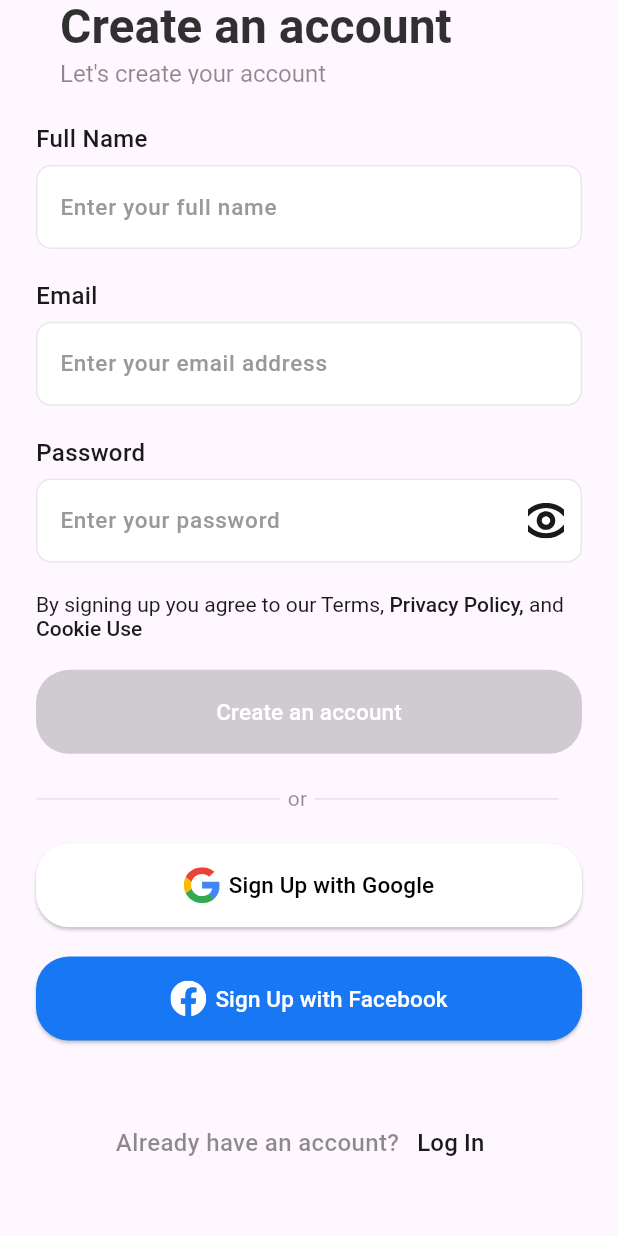
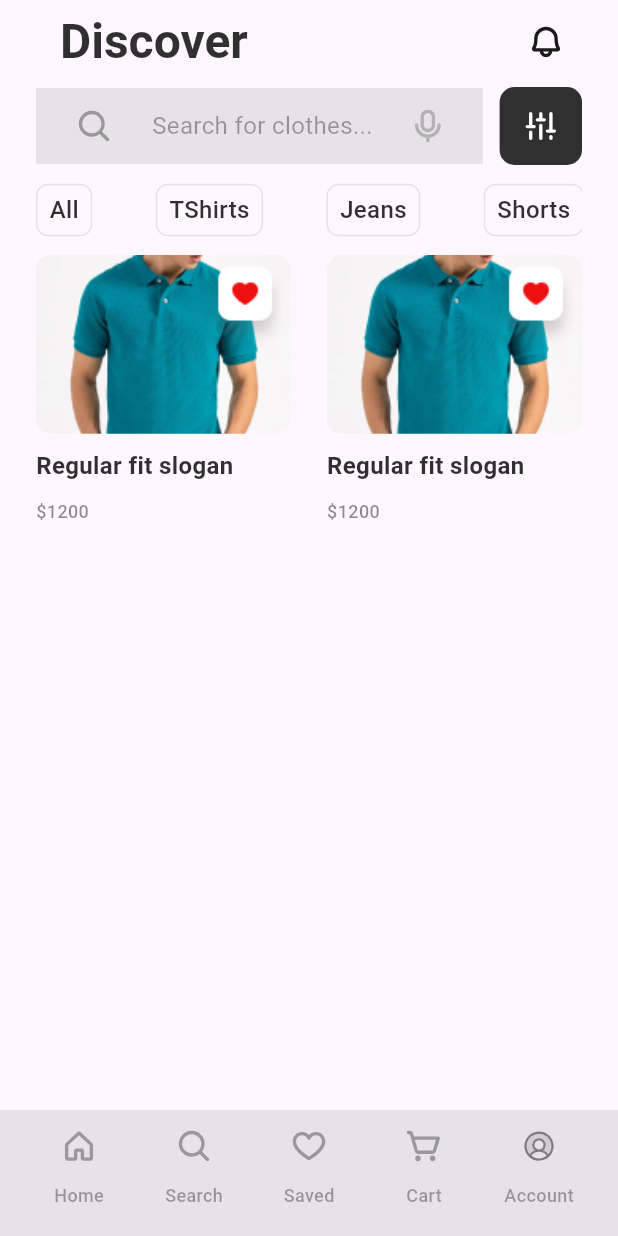
Before and after one commit to ozodbekabdullajonov12/ecommerce_app, a Flutter app: the screen it shows after launch, on a phone screen of 412 x 824 dp. Run offline on Flutter 3.47's test engine with Material 3 defaults, Android fonts, the phone set to English and light mode, and no system bars; our stand-ins replace bloc, dio, equatable, flutter_bloc, flutter_screenutil, flutter_secure_storage and 2 more; Roboto replaces fonts that are missing (General Sans, General sans).

Commit message:
notifications yuklandi

```diff
--- a/lib/core/routing/router.dart
+++ b/lib/core/routing/router.dart
@@ -3,13 +3,16 @@ import 'package:go_router/go_router.dart';
 import 'package:store/core/routing/routes.dart';
 import 'package:store/features/auth/presentation/manager/sign_up/sign_up_bloc.dart';
 import 'package:store/features/auth/presentation/pages/sign_up_view.dart';
+import 'package:store/features/home/presentation/pages/home_view.dart';
+import 'package:store/features/home/presentation/pages/notifications_view.dart';
+import 'package:store/features/home/presentation/pages/search_view.dart';
 import 'package:store/features/onboarding/presentation/pages/onboarding_view.dart';
 import 'package:store/features/onboarding/presentation/pages/splash_screen.dart';
 import 'package:store/main.dart';
 
 final GoRouter router = GoRouter(
   navigatorKey: navigatorKey,
-  initialLocation: Routes.signUp,
+  initialLocation: Routes.home,
   routes: [
     GoRoute(
       path: Routes.onboarding,
@@ -27,5 +30,11 @@ final GoRouter router = GoRouter(
       path: Routes.splashScreen,
       builder: (context, state) => SplashScreen(),
     ),
+    GoRoute(path: Routes.home, builder: (context, state) => HomeView()),
+    GoRoute(path: Routes.search, builder: (context, state) => SearchView()),
+    GoRoute(
+      path: Routes.notifications,
+      builder: (context, state) => NotificationsView(),
+    ),
   ],
 );
--- a/lib/core/routing/routes.dart
+++ b/lib/core/routing/routes.dart
@@ -3,4 +3,7 @@ class Routes {
   static const login = '/login';
   static const signUp = '/sign-up';
   static const splashScreen = '/splash-screen';
+  static const home = '/';
+  static const search = '/search';
+  static const notifications = '/notifications';
 }
--- /dev/null
+++ b/lib/features/home/presentation/pages/home_view.dart
@@ -0,0 +1,23 @@
+import 'package:flutter/material.dart';
+import 'package:store/features/home/presentation/widgets/ecommerce_bottom_navigation_bar.dart';
+import 'package:store/features/home/presentation/widgets/home_view_app_bar.dart';
+import 'package:store/features/home/presentation/widgets/home_view_item.dart';
+
+class HomeView extends StatelessWidget {
+  const HomeView({super.key});
+
+  @override
+  Widget build(BuildContext context) {
+    return Scaffold(
+      appBar: HomeViewAppBar(),
+      body: Padding(
+        padding: const EdgeInsets.symmetric(horizontal: 24.0),
+        child: Row(
+          mainAxisAlignment: MainAxisAlignment.spaceBetween,
+          children: [HomeViewItem(), HomeViewItem()],
+        ),
+      ),
+      bottomNavigationBar: EcommerceBottomNavigationBar(),
+    );
+  }
+}
--- /dev/null
+++ b/lib/features/home/presentation/widgets/ecommerce_bottom_navigation_bar.dart
@@ -0,0 +1,118 @@
+import 'package:flutter/material.dart';
+import 'package:flutter_screenutil/flutter_screenutil.dart';
+import 'package:flutter_svg/flutter_svg.dart';
+import 'package:store/core/utils/colors.dart';
+
+class EcommerceBottomNavigationBar extends StatelessWidget {
+  const EcommerceBottomNavigationBar({super.key});
+
+  @override
+  Widget build(BuildContext context) {
+    return Container(
+      height: 86.h,
+      decoration: BoxDecoration(
+        color: AppColors.primary.withValues(alpha: 0.1),
+      ),
+      child: Row(
+        mainAxisAlignment: MainAxisAlignment.spaceEvenly,
+        children: [
+          Column(
+            children: [
+              Column(
+                children: [
+                  IconButton(
+                    onPressed: () {},
+                    icon: SvgPicture.asset("assets/icons/home.svg"),
+                  ),
+                  Text(
+                    "Home",
+                    style: TextStyle(
+                      color: AppColors.primary.withValues(alpha: 0.4),
+                      fontSize: 12,
+                      fontFamily: "General Sans",
+                      fontWeight: FontWeight.w500,
+                    ),
+                  ),
+                ],
+              ),
+            ],
+          ),
+          Column(
+            children: [
+              IconButton(
+                onPressed: () {},
+                icon: SvgPicture.asset("assets/icons/search.svg"),
+              ),
+              Text(
+                "Search",
+                style: TextStyle(
+                  color: AppColors.primary.withValues(alpha: 0.4),
+                  fontSize: 12,
+                  fontFamily: "General Sans",
+                  fontWeight: FontWeight.w500,
+                ),
+              ),
+            ],
+          ),
+          Column(
+            children: [
+              IconButton(
+                onPressed: () {},
+                icon: SvgPicture.asset("assets/icons/saved.svg"),
+              ),
+              Text(
+                "Saved",
+                style: TextStyle(
+                  color: AppColors.primary.withValues(alpha: 0.4),
+                  fontSize: 12,
+                  fontFamily: "General Sans",
+                  fontWeight: FontWeight.w500,
+                ),
+              ),
+            ],
+          ),
+          Column(
+            children: [
+              IconButton(
+                onPressed: () {},
+                icon: SvgPicture.asset("assets/icons/cart.svg"),
+              ),
+              Text(
+                "Cart",
+                style: TextStyle(
+                  color: AppColors.primary.withValues(alpha: 0.4),
+                  fontSize: 12,
+                  fontFamily: "General Sans",
+                  fontWeight: FontWeight.w500,
+                ),
+              ),
+            ],
+          ),
+          Column(
+            children: [
+              IconButton(
+                onPressed: () {},
+                icon: SvgPicture.asset(
+                  "assets/icons/account.svg",
+                  colorFilter: ColorFilter.mode(
+                    AppColors.primary.withValues(alpha: 0.5),
+                    BlendMode.srcIn,
+                  ),
+                ),
+              ),
+              Text(
+                "Account",
+                style: TextStyle(
+                  color: AppColors.primary.withValues(alpha: 0.4),
+                  fontSize: 12,
+                  fontFamily: "General Sans",
+                  fontWeight: FontWeight.w500,
+                ),
+              ),
+            ],
+          ),
+        ],
+      ),
+    );
+  }
+}
--- /dev/null
+++ b/lib/features/home/presentation/widgets/home_view_app_bar.dart
@@ -0,0 +1,130 @@
+import 'package:flutter/material.dart';
+import 'package:flutter_screenutil/flutter_screenutil.dart';
+import 'package:flutter_svg/svg.dart';
+import 'package:go_router/go_router.dart';
+import 'package:store/core/routing/routes.dart';
+import 'package:store/core/utils/colors.dart';
+
+class HomeViewAppBar extends StatelessWidget implements PreferredSizeWidget {
+  HomeViewAppBar({super.key});
+
+  List<String> type = ["All", "TShirts", "Jeans", "Shorts", "Shoes"];
+
+  @override
+  Size get preferredSize => const Size(double.infinity, 170);
+
+  @override
+  Widget build(BuildContext context) {
+    return Padding(
+      padding: const EdgeInsets.symmetric(horizontal: 24.0),
+      child: AppBar(
+        title: Text(
+          "Discover",
+          style: TextStyle(
+            color: AppColors.primary.withValues(alpha: 0.9),
+            fontWeight: FontWeight.w600,
+            fontSize: 32,
+          ),
+        ),
+        actions: [
+          IconButton(
+            icon: SvgPicture.asset("assets/icons/notification.svg"),
+            onPressed: () {
+              context.push(Routes.notifications);
+            },
+          ),
+        ],
+        bottom: PreferredSize(
+          preferredSize: Size(double.infinity, 160),
+          child: Column(
+            crossAxisAlignment: CrossAxisAlignment.start,
+            children: [
+              Row(
+                mainAxisAlignment: MainAxisAlignment.spaceBetween,
+                children: [
+                  GestureDetector(
+                    onTap: () {
+                      context.push(Routes.search);
+                    },
+                    child: Container(
+                      width: 282.w,
+                      height: 52.h,
+                      decoration: BoxDecoration(
+                        color: AppColors.primary.withValues(alpha: 0.1),
+                      ),
+                      child: Row(
+                        mainAxisAlignment: MainAxisAlignment.spaceEvenly,
+                        children: [
+                          SvgPicture.asset("assets/icons/search.svg"),
+                          Text(
+                            "Search for clothes...",
+                            style: TextStyle(
+                              color: AppColors.primary.withValues(alpha: 0.4),
+                              fontWeight: FontWeight.w400,
+                              fontFamily: "General Sans",
+                              fontSize: 16,
+                            ),
+                          ),
+                          SvgPicture.asset("assets/icons/microphone.svg"),
+                        ],
+                      ),
+                    ),
+                  ),
+                  GestureDetector(
+                    onTap: () {},
+                    child: Container(
+                      width: 52.w,
+                      height: 52,
+                      decoration: BoxDecoration(
+                        color: AppColors.primary.withValues(alpha: 0.9),
+                        borderRadius: BorderRadius.circular(10),
+                      ),
+                      child: Center(
+                        child: SvgPicture.asset("assets/icons/filters.svg"),
+                      ),
+                    ),
+                  ),
+                ],
+              ),
+              SizedBox(
+                height: 60,
+                child: ListView.builder(
+                  itemCount: type.length,
+                  scrollDirection: Axis.horizontal,
+                  itemBuilder: (context, index) {
+                    return Row(
+                      children: [
+                        Container(
+                          height: 36.h,
+                          padding: EdgeInsets.symmetric(horizontal: 8),
+                          decoration: BoxDecoration(
+                            border: Border.all(
+                              color: AppColors.primary.withValues(alpha: 0.1),
+                            ),
+                            borderRadius: BorderRadius.circular(8),
+                          ),
+                          child: Center(
+                            child: Text(
+                              type[index],
+                              style: TextStyle(
+                                color: AppColors.primary.withValues(alpha: 0.9),
+                                fontSize: 16,
+                                fontWeight: FontWeight.w500,
+                                fontFamily: "General sans",
+                              ),
+                            ),
+                          ),
+                        ),
+                        SizedBox(width: 40.w),
+                      ],
+                    );
+                  },
+                ),
+              ),
+            ],
+          ),
+        ),
+      ),
+    );
+  }
+}
--- /dev/null
+++ b/lib/features/home/presentation/widgets/home_view_item.dart
@@ -0,0 +1,44 @@
+import 'package:flutter/material.dart';
+import 'package:flutter_screenutil/flutter_screenutil.dart';
+import 'package:store/core/utils/colors.dart';
+
+class HomeViewItem extends StatelessWidget {
+  const HomeViewItem({super.key});
+
+  @override
+  Widget build(BuildContext context) {
+    return Column(
+      spacing: 10,
+      crossAxisAlignment: CrossAxisAlignment.start,
+      children: [
+        ClipRRect(
+          borderRadius: BorderRadius.circular(10),
+          child: Image.asset(
+            "assets/images/tshirt.png",
+            height: 122.h,
+            width: 161.w,
+            fit: BoxFit.cover,
+          ),
+        ),
+        Text(
+          "Regular fit slogan",
+          style: TextStyle(
+            color: AppColors.primary.withValues(alpha: 0.9),
+            fontFamily: "General Sans",
+            fontWeight: FontWeight.w600,
+            fontSize: 16,
+          ),
+        ),
+        Text(
+          "\$1200",
+          style: TextStyle(
+            color: AppColors.primary.withValues(alpha: 0.5),
+            fontWeight: FontWeight.w500,
+            fontFamily: "General Sans",
+            fontSize: 12,
+          ),
+        ),
+      ],
+    );
+  }
+}
```
Also changed, not shown: lib/features/home/presentation/pages/notifications_view.dart (added, +46 -0 lines), lib/features/home/presentation/pages/search_view.dart (added, +126 -0 lines), lib/features/home/presentation/widgets/ecommerce_app_bar.dart (added, +59 -0 lines), assets/icons/back-arrow.svg (added), assets/icons/bag.svg, assets/images/tshirt.png (added).
